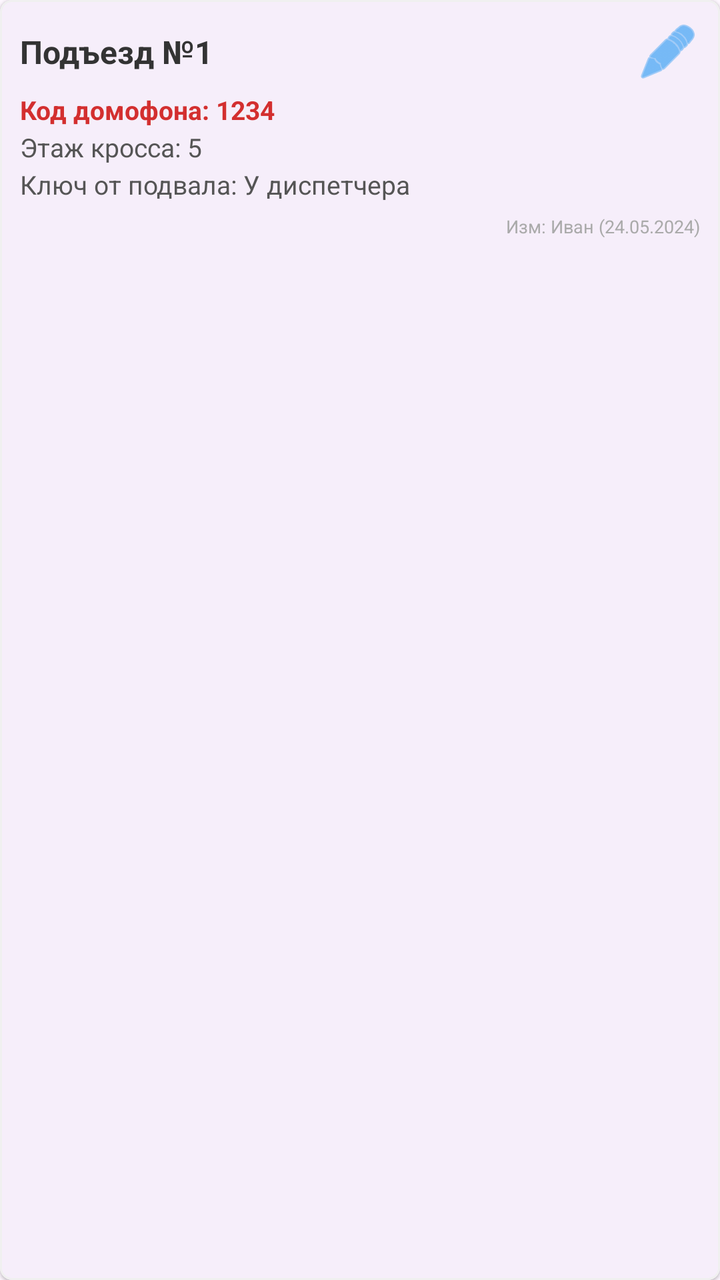
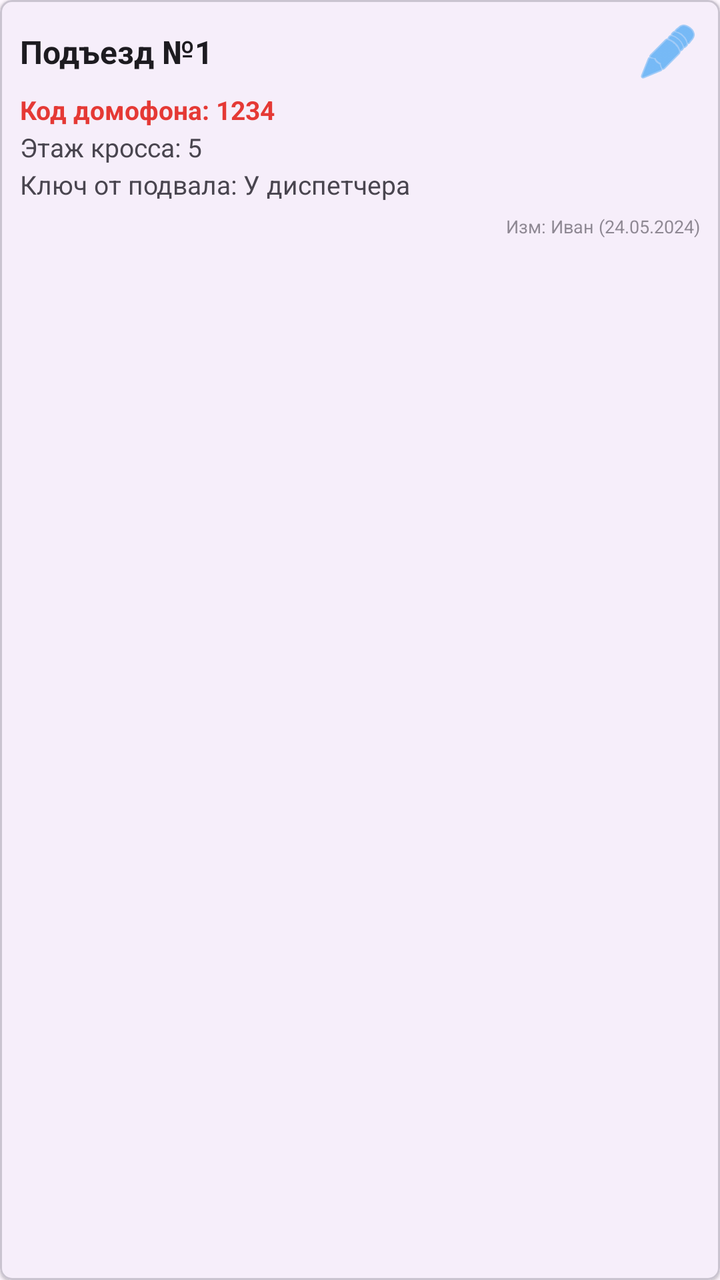

The first picture is an Android layout as it rendered before a commit; the second is the same layout after the commit. The layout source and the unified diff follow.
<!-- AndroidManifest.xml: application theme Theme.BaseHome -->
<!-- res/layout/item_entrance.xml -->
<?xml version="1.0" encoding="utf-8"?>
<com.google.android.material.card.MaterialCardView xmlns:android="http://schemas.android.com/apk/res/android"
    xmlns:app="http://schemas.android.com/apk/res-auto"
    android:layout_width="match_parent"
    android:layout_height="wrap_content"
    android:layout_marginBottom="6dp"
    app:cardCornerRadius="6dp"
    app:cardElevation="1dp"
    app:strokeWidth="1dp"
    app:strokeColor="#F0F0F0">

    <LinearLayout
        android:layout_width="match_parent"
        android:layout_height="wrap_content"
        android:orientation="vertical"
        android:padding="10dp">

        <LinearLayout
            android:layout_width="match_parent"
            android:layout_height="wrap_content"
            android:orientation="horizontal"
            android:gravity="center_vertical">

            <TextView
                android:id="@+id/tvEntranceNumber"
                android:layout_width="0dp"
                android:layout_height="wrap_content"
                android:layout_weight="1"
                android:text="Подъезд №1"
                android:textSize="16sp"
                android:textStyle="bold"
                android:textColor="#333333" />

            <ImageButton
                android:id="@+id/btnEditEntrance"
                android:layout_width="32dp"
                android:layout_height="32dp"
                android:src="@android:drawable/ic_menu_edit"
                android:background="?android:attr/selectableItemBackgroundBorderless"
                app:tint="#2196F3"
                android:scaleType="centerInside" />
        </LinearLayout>

        <TextView
            android:id="@+id/tvIntercomCode"
            android:layout_width="match_parent"
            android:layout_height="wrap_content"
            android:text="Код домофона: 1234"
            android:textSize="13sp"
            android:textColor="#D32F2F"
            android:textStyle="bold"
            android:layout_marginTop="4dp" />

        <TextView
            android:id="@+id/tvCrossFloor"
            android:layout_width="match_parent"
            android:layout_height="wrap_content"
            android:text="Этаж кросса: 5"
            android:textSize="13sp"
            android:textColor="#555555"
            android:layout_marginTop="1dp" />

        <TextView
            android:id="@+id/tvBasementKey"
            android:layout_width="match_parent"
            android:layout_height="wrap_content"
            android:text="Ключ от подвала: У диспетчера"
            android:textSize="13sp"
            android:textColor="#555555"
            android:layout_marginTop="1dp" />

        <TextView
            android:id="@+id/tvLastEdit"
            android:layout_width="match_parent"
            android:layout_height="wrap_content"
            android:text="Изм: Иван (24.05.2024)"
            android:textSize="9sp"
            android:textColor="#AAAAAA"
            android:layout_marginTop="6dp"
            android:gravity="end" />

    </LinearLayout>
</com.google.android.material.card.MaterialCardView>
<!-- resources referenced by this layout -->
<resources>
  <style name="Theme.BaseHome" parent="Base.Theme.BaseHome" />
  <style name="Base.Theme.BaseHome" parent="Theme.Material3.DayNight.NoActionBar">
          
          
      </style>
</resources>

<!-- the commit's change to res/layout/item_entrance.xml (unified diff, before → after) -->
@@ -7,13 +7,14 @@
     app:cardCornerRadius="6dp"
     app:cardElevation="1dp"
     app:strokeWidth="1dp"
-    app:strokeColor="#F0F0F0">
+    app:strokeColor="?attr/colorOutlineVariant">
 
     <LinearLayout
         android:layout_width="match_parent"
         android:layout_height="wrap_content"
         android:orientation="vertical"
-        android:padding="10dp">
+        android:padding="10dp"
+        android:background="?attr/selectableItemBackground">
 
         <LinearLayout
             android:layout_width="match_parent"
@@ -29,7 +30,7 @@
                 android:text="Подъезд №1"
                 android:textSize="16sp"
                 android:textStyle="bold"
-                android:textColor="#333333" />
+                android:textColor="?android:attr/textColorPrimary" />
 
             <ImageButton
                 android:id="@+id/btnEditEntrance"
@@ -47,7 +48,7 @@
             android:layout_height="wrap_content"
             android:text="Код домофона: 1234"
             android:textSize="13sp"
-            android:textColor="#D32F2F"
+            android:textColor="#E53935"
             android:textStyle="bold"
             android:layout_marginTop="4dp" />
 
@@ -57,7 +58,7 @@
             android:layout_height="wrap_content"
             android:text="Этаж кросса: 5"
             android:textSize="13sp"
-            android:textColor="#555555"
+            android:textColor="?android:attr/textColorSecondary"
             android:layout_marginTop="1dp" />
 
         <TextView
@@ -66,7 +67,7 @@
             android:layout_height="wrap_content"
             android:text="Ключ от подвала: У диспетчера"
             android:textSize="13sp"
-            android:textColor="#555555"
+            android:textColor="?android:attr/textColorSecondary"
             android:layout_marginTop="1dp" />
 
         <TextView
@@ -75,7 +76,8 @@
             android:layout_height="wrap_content"
             android:text="Изм: Иван (24.05.2024)"
             android:textSize="9sp"
-            android:textColor="#AAAAAA"
+            android:textColor="?android:attr/textColorSecondary"
+            android:alpha="0.6"
             android:layout_marginTop="6dp"
             android:gravity="end" />
 
